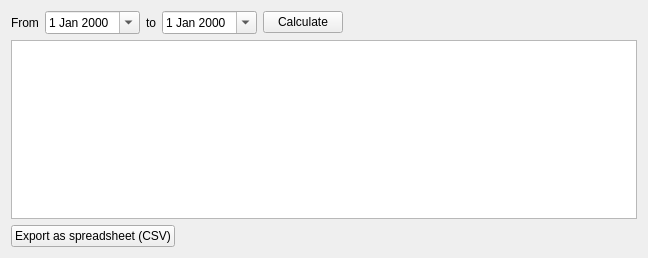
KDAB/FatCRM, file client/src/pages/reportpage.ui: the form before one commit.
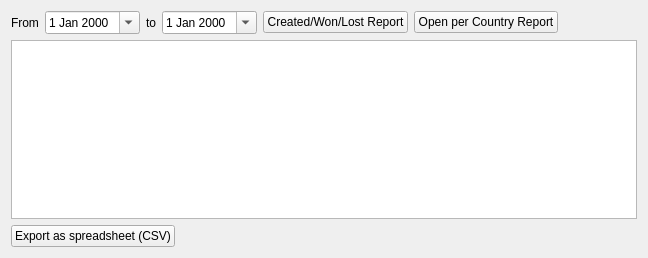
The form after the commit.

Commit message:
Add per-month/per-country-group open opps report
Task-Id: FATCRM-141

The edit to the form file:
```diff
--- a/client/src/pages/reportpage.ui
+++ b/client/src/pages/reportpage.ui
@@ -47,7 +47,14 @@
      <item>
       <widget class="QPushButton" name="calculateOppCount">
        <property name="text">
-        <string>Calculate</string>
+        <string>Created/Won/Lost Report</string>
+       </property>
+      </widget>
+     </item>
+     <item>
+      <widget class="QPushButton" name="calculateOpenPerCountryReport">
+       <property name="text">
+        <string>Open per Country Report</string>
        </property>
       </widget>
      </item>
```
Left out of the diff: 2 changed lines with no effect on the pictures. The commit also changes 2 other files.
